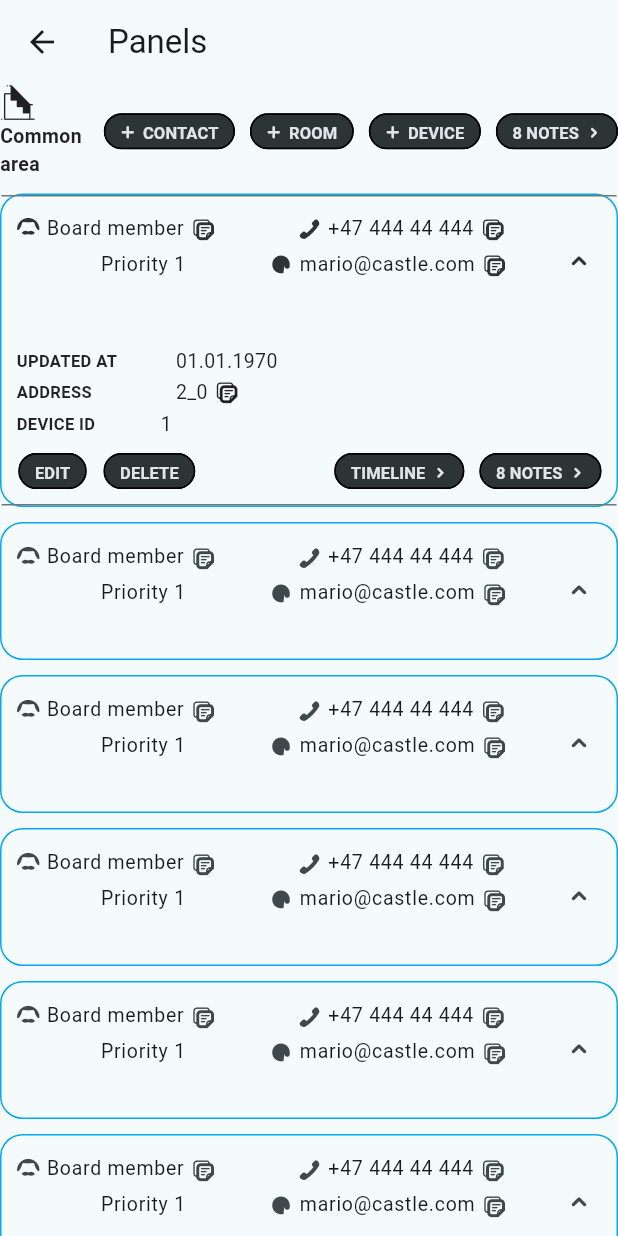
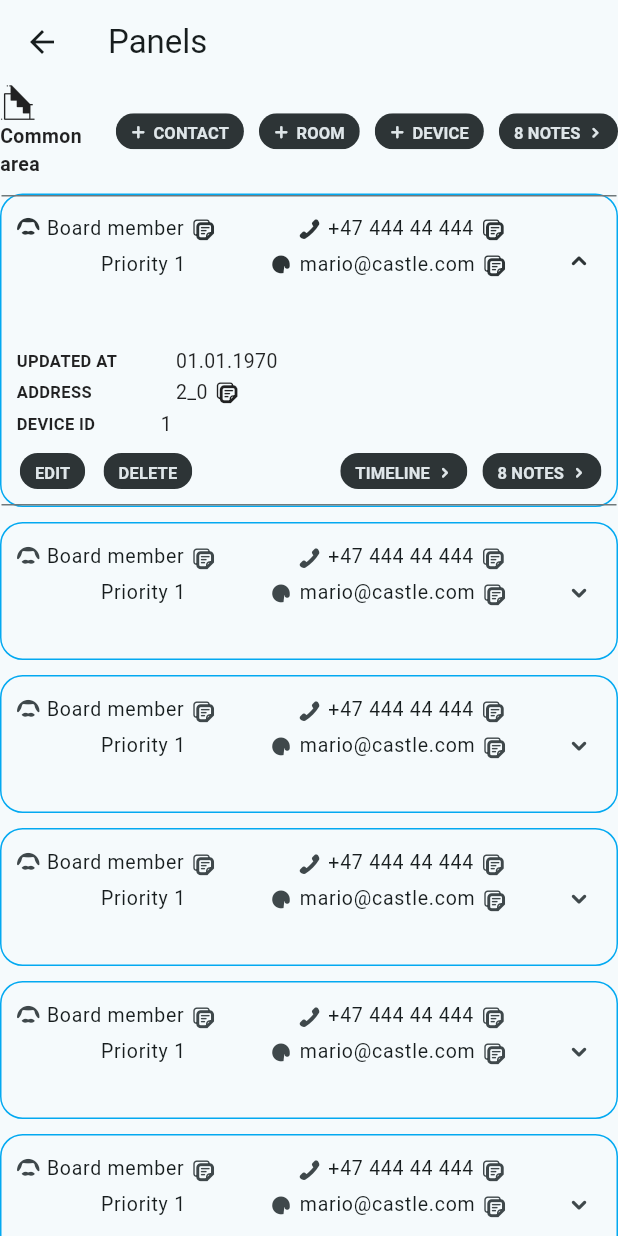
Before and after one commit to freitzzz/future-home-coding-challenge, a Flutter app: the DesignSystemPanelsView screen opened by its route, after a tap on an icon or button, on a phone screen of 412 x 824 dp. Run offline on Flutter 3.47's test engine with Material 2 defaults, Android fonts, the light colour scheme and no system bars.

Commit message:
rotate icon

```diff
--- a/lib/src/chip.dart
+++ b/lib/src/chip.dart
@@ -63,7 +63,7 @@ class FHDSChip extends StatelessWidget {
                 color: colorScheme.onBackground,
                 style: BorderStyle.solid,
               )
-            : null,
+            : BorderSide.none,
       ),
     );
   }
--- a/lib/src/theme.dart
+++ b/lib/src/theme.dart
@@ -39,9 +39,10 @@ final fhdsLightTheme = ThemeData(
       borderRadius: BorderRadius.all(
         Radius.circular(25.0),
       ),
+      side: BorderSide.none,
     ),
     labelPadding: EdgeInsets.zero,
-    padding: EdgeInsets.fromLTRB(10.0, 4.0, 10.0, 5.0),
+    padding: EdgeInsets.fromLTRB(10.0, 5.0, 10.0, 5.0),
   ),
   expansionTileTheme: const ExpansionTileThemeData(
     tilePadding: EdgeInsets.symmetric(
@@ -69,9 +70,10 @@ final fhdsDarkTheme = ThemeData(
       borderRadius: BorderRadius.all(
         Radius.circular(25.0),
       ),
+      side: BorderSide.none,
     ),
     labelPadding: EdgeInsets.zero,
-    padding: EdgeInsets.fromLTRB(10.0, 4.0, 10.0, 5.0),
+    padding: EdgeInsets.fromLTRB(10.0, 5.0, 10.0, 5.0),
   ),
   expansionTileTheme: const ExpansionTileThemeData(
     tilePadding: EdgeInsets.symmetric(
--- a/lib/src/tile.dart
+++ b/lib/src/tile.dart
@@ -1,8 +1,10 @@
+import 'dart:math';
+
 import 'package:fhds/fhds.dart';
 import 'package:fhds/src/colors.dart';
 import 'package:flutter/material.dart';
 
-class FHDSExpansionTile extends StatelessWidget {
+class FHDSExpansionTile extends StatefulWidget {
   final List<FHDSText> title;
 
   final Map<String, FHDSText> content;
@@ -26,8 +28,45 @@ class FHDSExpansionTile extends StatelessWidget {
   });
 
   @override
+  State<FHDSExpansionTile> createState() => _FHDSExpansionTileState();
+}
+
+class _FHDSExpansionTileState extends State<FHDSExpansionTile>
+    with SingleTickerProviderStateMixin {
+  static final Animatable<double> _easeInTween = CurveTween(
+    curve: Curves.easeIn,
+  );
+
+  static final Animatable<double> _halfTween = Tween<double>(
+    begin: 0.0,
+    end: 0.5,
+  );
+
+  late AnimationController _controller;
+
+  late Animation<double> _iconTurns;
+
+  late bool _isExpanded;
+
+  @override
+  void initState() {
+    super.initState();
+
+    _controller = AnimationController(
+      duration: const Duration(milliseconds: 200),
+      vsync: this,
+    );
+
+    _iconTurns = _controller.drive(_halfTween.chain(_easeInTween));
+
+    _isExpanded = widget.expanded;
+
+    if (_isExpanded) _controller.value = 1.0;
+  }
+
+  @override
   Widget build(BuildContext context) {
-    final labelWithLeastCharacters = (content.keys.toList()
+    final labelWithLeastCharacters = (widget.content.keys.toList()
           ..sort(
             (a, b) => a.length.compareTo(b.length),
           ))
@@ -43,19 +82,39 @@ class FHDSExpansionTile extends StatelessWidget {
         ),
       ),
       child: ExpansionTile(
-        initiallyExpanded: expanded,
-        onExpansionChanged: onExpansionChanged,
-        maintainState: true,
-        trailing: const Icon(
-          FHDSIcons.up,
-          size: kExpansionIconSize,
+        initiallyExpanded: widget.expanded,
+        onExpansionChanged: (value) {
+          setState(
+            () {
+              _isExpanded = value;
+
+              if (_isExpanded) {
+                _controller.forward();
+              } else {
+                _controller.reverse();
+              }
+            },
+          );
+
+          widget.onExpansionChanged(value);
+        },
+        maintainState: false,
+        trailing: RotationTransition(
+          turns: _iconTurns,
+          child: Transform.rotate(
+            angle: -pi,
+            child: const Icon(
+              FHDSIcons.up,
+              size: kExpansionIconSize,
+            ),
+          ),
         ),
         title: Align(
           alignment: Alignment.centerLeft,
           child: Text.rich(
             TextSpan(
               children: [
-                for (final text in title) ...[
+                for (final text in widget.title) ...[
                   WidgetSpan(
                     child: text,
                     alignment: PlaceholderAlignment.middle,
@@ -71,7 +130,7 @@ class FHDSExpansionTile extends StatelessWidget {
           ),
         ),
         children: [
-          for (final info in content.entries)
+          for (final info in widget.content.entries)
             Align(
               alignment: Alignment.centerLeft,
               child: Text.rich(
@@ -106,12 +165,12 @@ class FHDSExpansionTile extends StatelessWidget {
             children: [
               Wrap(
                 spacing: kSpacingBetweenExpansionTileActions,
-                children: primaryActions,
+                children: widget.primaryActions,
               ),
-              if (secondaryActions.isNotEmpty) const Spacer(),
+              if (widget.secondaryActions.isNotEmpty) const Spacer(),
               Wrap(
                 spacing: kSpacingBetweenExpansionTileActions,
-                children: secondaryActions,
+                children: widget.secondaryActions,
               ),
             ],
           ),
```
